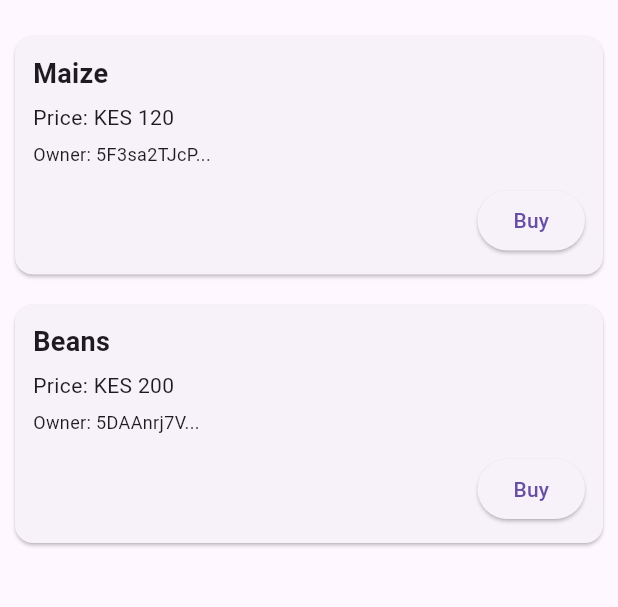
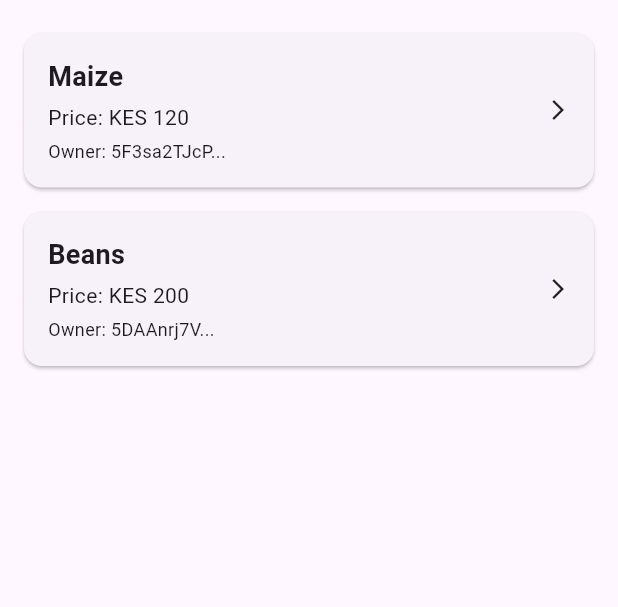
Before and after one commit to Clyn1/Polkadot-Market-Place-App, a Flutter app: the screen it shows after launch, on a phone screen of 412 x 824 dp, the part 63-670 px from its top. Run offline on Flutter 3.47's test engine with Material 3 defaults, Android fonts, the phone set to English and light mode, and no system bars.

Commit message:
updated product_card

```diff
--- a/lib/features/home/product_card.dart
+++ b/lib/features/home/product_card.dart
@@ -1,49 +1,31 @@
 import 'package:flutter/material.dart';
 import '../../models/product.dart';
+import 'product_detail_screen.dart';
 
 class ProductCard extends StatelessWidget {
   final Product product;
 
   const ProductCard({super.key, required this.product});
 
-  void _showBuyDialog(BuildContext context) {
-    showDialog(
-      context: context,
-      builder: (context) => AlertDialog(
-        title: const Text('Confirm Purchase'),
-        content: Text(
-          'Buy ${product.name} for KES ${product.price}?',
-        ),
-        actions: [
-          TextButton(
-            onPressed: () => Navigator.pop(context),
-            child: const Text('Cancel'),
-          ),
-          ElevatedButton(
-            onPressed: () {
-              Navigator.pop(context);
-              ScaffoldMessenger.of(context).showSnackBar(
-                SnackBar(
-                  content: Text(
-                    '✅ Purchase successful: ${product.name}',
-                  ),
+  @override
+  Widget build(BuildContext context) {
+    return InkWell(
+      onTap: () {
+        Navigator.push(
+          context,
+          MaterialPageRoute(
+            builder: (_) => ProductDetailScreen(product: product),
           ),
         );
       },
-            child: const Text('Buy'),
-          ),
-        ],
-      ),
-    );
-  }
-
-  @override
-  Widget build(BuildContext context) {
-    return Card(
-      margin: const EdgeInsets.all(10),
+      child: Card(
+        margin: const EdgeInsets.symmetric(horizontal: 16, vertical: 8),
         child: Padding(
-        padding: const EdgeInsets.all(12),
-        child: Column(
+          padding: const EdgeInsets.all(16),
+          child: Row(
+            mainAxisAlignment: MainAxisAlignment.spaceBetween,
+            children: [
+              Column(
                 crossAxisAlignment: CrossAxisAlignment.start,
                 children: [
                   Text(
@@ -53,22 +35,18 @@ class ProductCard extends StatelessWidget {
                       fontWeight: FontWeight.bold,
                     ),
                   ),
-            const SizedBox(height: 6),
+                  const SizedBox(height: 4),
                   Text('Price: KES ${product.price}'),
-            const SizedBox(height: 6),
+                  const SizedBox(height: 4),
                   Text(
                     'Owner: ${product.owner}',
                     style: const TextStyle(fontSize: 12),
                   ),
-            const SizedBox(height: 12),
-            Align(
-              alignment: Alignment.centerRight,
-              child: ElevatedButton(
-                onPressed: () => _showBuyDialog(context),
-                child: const Text('Buy'),
+                ],
               ),
+              const Icon(Icons.arrow_forward_ios, size: 16),
+            ],
           ),
-          ],
         ),
       ),
     );
```
Also changed, not shown: pubspec.lock. Lines whose indentation alone changed are shown as unchanged.
